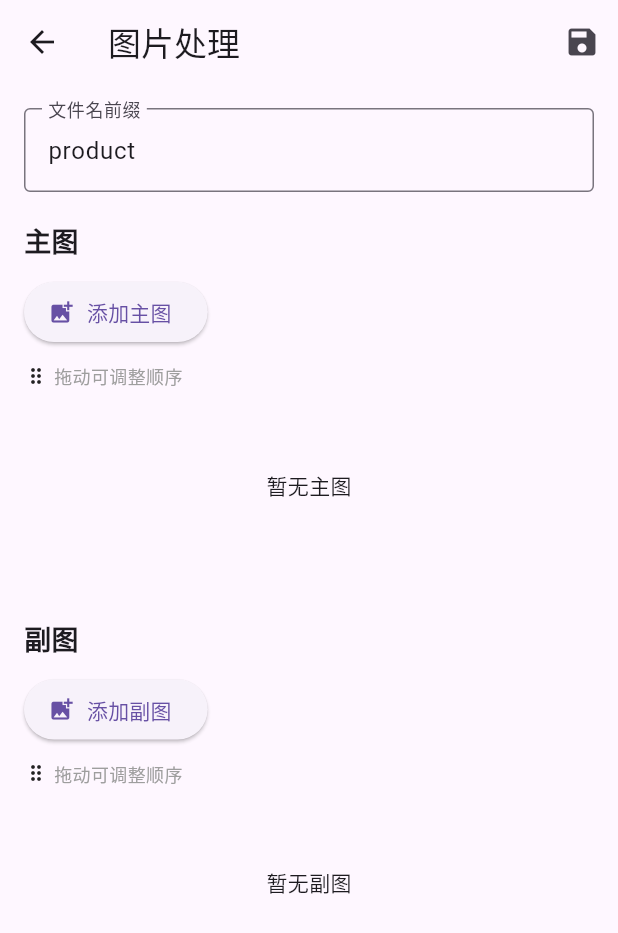
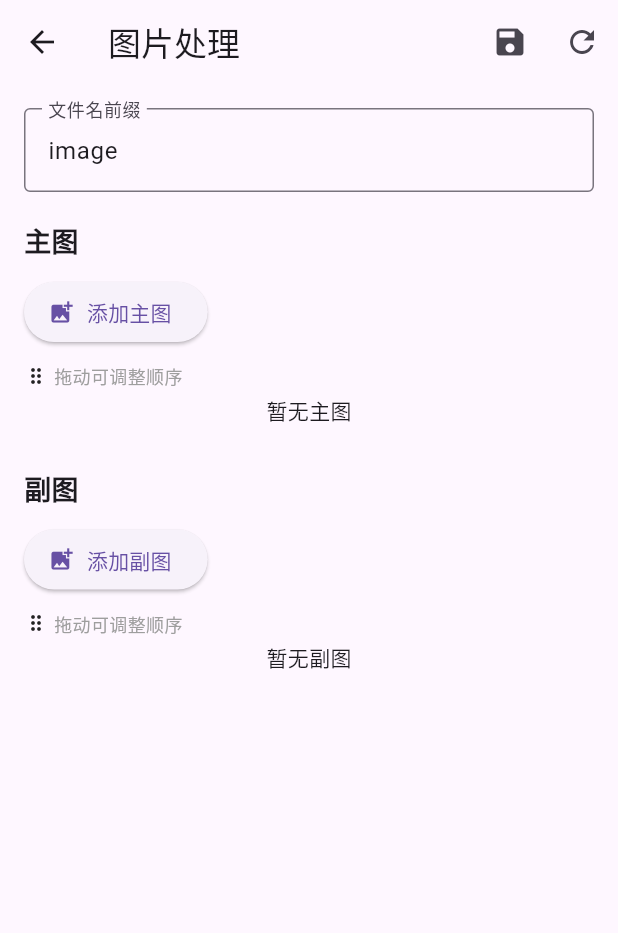
Before and after one commit to abab326/e_commerce_tools, a Flutter app: the ImageProcessor screen opened directly, on a phone screen of 412 x 824 dp. Shown: the top 933 px of the screen. Run offline on Flutter 3.47's test engine with Material 3 defaults, Android fonts, the phone set to English and light mode, and no system bars; our stand-ins replace file_picker, reorderable_grid_view.

Commit message:
图片布局改为 网格，新增重置功能

```diff
--- a/lib/pages/image_processor.dart
+++ b/lib/pages/image_processor.dart
@@ -1,10 +1,8 @@
-import 'dart:ffi';
-
+import 'dart:io';
 import 'package:flutter/material.dart';
 import 'package:file_picker/file_picker.dart';
-import 'dart:io';
 import 'package:path/path.dart' as path;
-import 'package:path_provider/path_provider.dart'; // 新增：导入 path_provider 包
+import 'package:reorderable_grid_view/reorderable_grid_view.dart';
 
 class ImageProcessor extends StatefulWidget {
   const ImageProcessor({Key? key}) : super(key: key);
@@ -19,7 +17,21 @@ class _ImageProcessorState extends State<ImageProcessor> {
   // 副图列表
   List<File> secondaryImages = [];
   // 文件名前缀
-  String fileNamePrefix = 'product';
+  String fileNamePrefix = 'image';
+
+  TextEditingController fileNamePrefixController = TextEditingController();
+
+  @override
+  void initState() {
+    super.initState();
+    fileNamePrefixController = TextEditingController(text: fileNamePrefix);
+  }
+
+  @override
+  void dispose() {
+    fileNamePrefixController.dispose();
+    super.dispose();
+  }
 
   // 添加主图
   Future<void> addMainImages() async {
@@ -109,6 +121,16 @@ class _ImageProcessorState extends State<ImageProcessor> {
     });
   }
 
+  // 重置
+  void reset() {
+    setState(() {
+      mainImages.clear(); // 清空主图列表
+      secondaryImages.clear(); // 清空副图列表
+      fileNamePrefix = 'image'; // 恢复默认文件名前缀
+      fileNamePrefixController.text = fileNamePrefix; // 更新输入框内容
+    });
+  }
+
   // 保存图片
   void saveImages() async {
     // 实际应用中，这里应该处理图片保存逻辑
@@ -173,7 +195,7 @@ class _ImageProcessorState extends State<ImageProcessor> {
     await newFile.writeAsBytes(bytes);
   }
 
-  Widget buildImageItem(File imageFile,int index, Function fun) {
+  Widget buildImageItem(File imageFile, int index, Function fun) {
     return Stack(
       key: Key("${imageFile.path + index.toString()}"),
       children: [
@@ -186,12 +208,7 @@ class _ImageProcessorState extends State<ImageProcessor> {
           child: Column(
             mainAxisSize: MainAxisSize.min,
             children: [
-              Image.file(
-                mainImages[index],
-                width: 110,
-                height: 80,
-                fit: BoxFit.cover,
-              ),
+              Image.file(imageFile, width: 110, height: 80, fit: BoxFit.cover),
               Container(
                 width: 110,
                 color: Colors.grey.shade200,
@@ -241,10 +258,16 @@ class _ImageProcessorState extends State<ImageProcessor> {
             onPressed: saveImages,
             tooltip: '保存图片',
           ),
+          IconButton(
+            icon: Icon(Icons.refresh),
+            onPressed: reset,
+            tooltip: '重置',
+          ),
         ],
       ),
       body: Padding(
         padding: const EdgeInsets.all(16.0),
+        child: SingleChildScrollView(
           child: Column(
             crossAxisAlignment: CrossAxisAlignment.start,
             children: [
@@ -260,10 +283,9 @@ class _ImageProcessorState extends State<ImageProcessor> {
                     fileNamePrefix = value;
                   });
                 },
-              controller: TextEditingController(text: fileNamePrefix),
+                controller: fileNamePrefixController,
               ),
               SizedBox(height: 20),
-
               // 主图区域
               Text(
                 '主图',
@@ -295,20 +317,24 @@ class _ImageProcessorState extends State<ImageProcessor> {
                   ),
                   SizedBox(height: 4),
                   Container(
-                  height: 120,
                     child: mainImages.isEmpty
                         ? Center(child: Text('暂无主图'))
-                      : ReorderableListView(
-                          scrollDirection: Axis.horizontal,
+                        : ReorderableGridView.builder(
+                           shrinkWrap: true,
                             onReorder: reorderMainImages,
-                          children: [
-                            for (
-                              int index = 0;
-                              index < mainImages.length;
-                              index++
-                            )
-                              buildImageItem(mainImages[index], index,removeMainImage),
-                          ],
+                            gridDelegate:
+                                SliverGridDelegateWithMaxCrossAxisExtent(
+                                  maxCrossAxisExtent: 150,
+                                  childAspectRatio: 1.0,
+                                  crossAxisSpacing: 10,
+                                  mainAxisSpacing: 10,
+                                ),
+                            itemCount: mainImages.length,
+                            itemBuilder: (context, index) => buildImageItem(
+                              mainImages[index],
+                              index,
+                              removeMainImage,
+                            ),
                           ),
                   ),
                 ],
@@ -347,20 +373,24 @@ class _ImageProcessorState extends State<ImageProcessor> {
                   ),
                   SizedBox(height: 4),
                   Container(
-                  height: 120,
                     child: secondaryImages.isEmpty
                         ? Center(child: Text('暂无副图'))
-                      : ReorderableListView(
-                          scrollDirection: Axis.horizontal,
-                          onReorder: reorderSecondaryImages,
-                          children: [
-                            for (
-                              int index = 0;
-                              index < secondaryImages.length;
-                              index++
-                            )
-                              buildImageItem(mainImages[index], index,removeSecondaryImage),
-                          ],
+                        : ReorderableGridView.builder(
+                           shrinkWrap: true,
+                            onReorder: reorderMainImages,
+                            gridDelegate:
+                                SliverGridDelegateWithMaxCrossAxisExtent(
+                                  maxCrossAxisExtent: 150,
+                                  childAspectRatio: 1.0,
+                                  crossAxisSpacing: 10,
+                                  mainAxisSpacing: 10,
+                                ),
+                            itemCount: secondaryImages.length,
+                            itemBuilder: (context, index) => buildImageItem(
+                              secondaryImages[index],
+                              index,
+                              removeMainImage,
+                            ),
                           ),
                   ),
                 ],
@@ -368,6 +398,7 @@ class _ImageProcessorState extends State<ImageProcessor> {
             ],
           ),
         ),
+      ),
     );
   }
 }
--- a/pubspec.yaml
+++ b/pubspec.yaml
@@ -12,6 +12,7 @@ dependencies:
   file_picker: ^5.4.0
   path_provider: ^2.1.5
   path: ^1.8.0
+  reorderable_grid_view: ^2.2.8
 
 dev_dependencies:
   flutter_test:
```
Also changed, not shown: pubspec.lock. Lines whose indentation alone changed are shown as unchanged.
